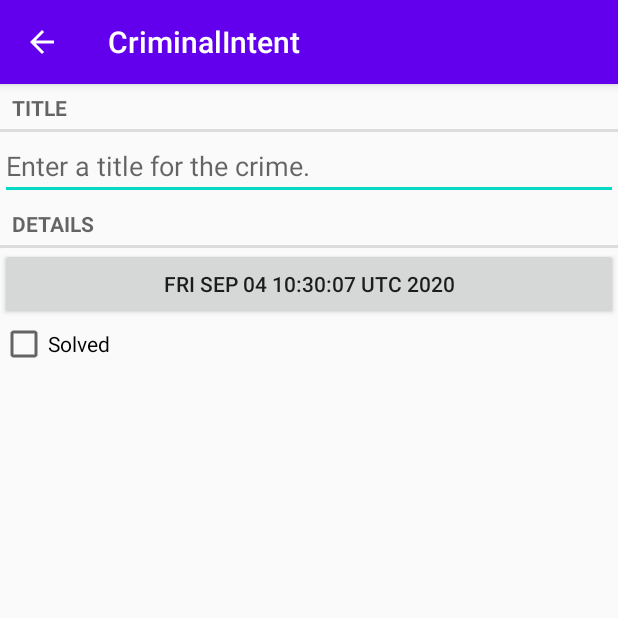
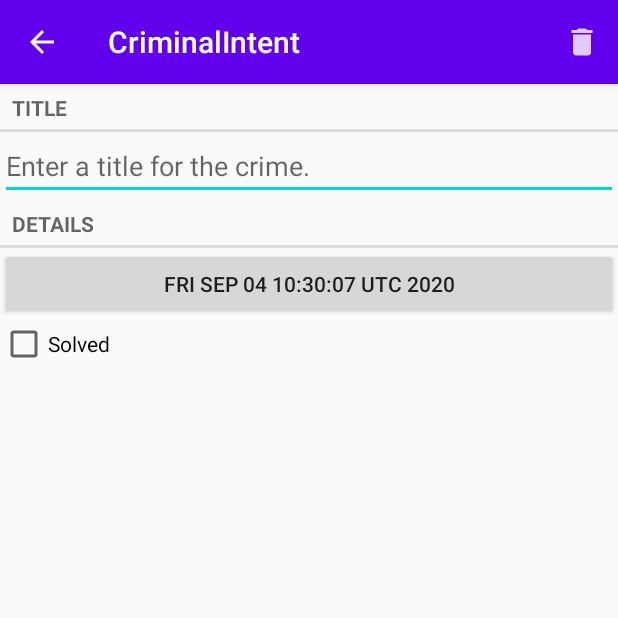
Before and after one commit to plumhly/Android_Ex, an Android app: the screen it shows after launch (CrimePagerActivity), after a tap on "New Crime", on a phone screen of 412 x 824 dp, the top half of it. Run offline under Robolectric (Android 15) with nearby library versions, the phone set to English and light mode, and no system bars; 4 statements that could not run were skipped.

Commit message:
feat: 第十三章挑战完成

```diff
--- a/CriminalIntent/app/src/main/java/com/bignerdranch/android/criminalintent/CrimeFragment.java
+++ b/CriminalIntent/app/src/main/java/com/bignerdranch/android/criminalintent/CrimeFragment.java
@@ -6,6 +6,9 @@ import android.os.Bundle;
 import android.text.Editable;
 import android.text.TextWatcher;
 import android.view.LayoutInflater;
+import android.view.Menu;
+import android.view.MenuInflater;
+import android.view.MenuItem;
 import android.view.View;
 import android.view.ViewGroup;
 import android.widget.Button;
@@ -38,6 +41,7 @@ public class CrimeFragment extends Fragment {
         super.onCreate(savedInstanceState);
         UUID crimeId = (UUID) getArguments().getSerializable(ARG_CRIME_ID);
         mCrime = CrimeLab.get(getActivity()).getCrime(crimeId);
+        setHasOptionsMenu(true);
     }
 
     @Nullable
@@ -109,4 +113,22 @@ public class CrimeFragment extends Fragment {
         crimeFragment.setArguments(argBundle);
         return crimeFragment;
     }
+
+    @Override
+    public void onCreateOptionsMenu(@NonNull Menu menu, @NonNull MenuInflater inflater) {
+        super.onCreateOptionsMenu(menu, inflater);
+        inflater.inflate(R.menu.fragment_detail_menu, menu);
+    }
+
+    @Override
+    public boolean onOptionsItemSelected(@NonNull MenuItem item) {
+        switch (item.getItemId()) {
+            case R.id.crime_delete:
+                CrimeLab.get(getActivity()).delete(mCrime);
+                getActivity().finish();
+                return true;
+            default:
+                return super.onOptionsItemSelected(item);
+        }
+    }
 }
--- a/CriminalIntent/app/src/main/java/com/bignerdranch/android/criminalintent/CrimeLab.java
+++ b/CriminalIntent/app/src/main/java/com/bignerdranch/android/criminalintent/CrimeLab.java
@@ -27,6 +27,10 @@ public class CrimeLab {
 //        }
     }
 
+    public void delete(Crime crime) {
+        mCrimes.remove(crime);
+    }
+
     public void addCrime(Crime c) {
         mCrimes.add(c);
     }
--- a/CriminalIntent/app/src/main/java/com/bignerdranch/android/criminalintent/CrimeListFragment.java
+++ b/CriminalIntent/app/src/main/java/com/bignerdranch/android/criminalintent/CrimeListFragment.java
@@ -130,7 +130,7 @@ public class CrimeListFragment extends Fragment {
 
     private void updateSubtitle() {
         int crimeCount = CrimeLab.get(getActivity()).getCrimes().size();
-        String subtitle = getString(R.string.subtitle_format, crimeCount);
+        String subtitle = getResources().getQuantityString(R.plurals.subtitle_plural, crimeCount, crimeCount);
         if (!mSubtitleVisible) {
             subtitle = null;
         }
--- /dev/null
+++ b/CriminalIntent/app/src/main/res/drawable-anydpi/ic_menu_delete.xml
@@ -0,0 +1,11 @@
+<vector xmlns:android="http://schemas.android.com/apk/res/android"
+    android:width="24dp"
+    android:height="24dp"
+    android:viewportWidth="24"
+    android:viewportHeight="24"
+    android:tint="#FFFFFF"
+    android:alpha="0.8">
+    <path
+        android:fillColor="#FF000000"
+        android:pathData="M6,19c0,1.1 0.9,2 2,2h8c1.1,0 2,-0.9 2,-2V7H6v12zM19,4h-3.5l-1,-1h-5l-1,1H5v2h14V4z"/>
+</vector>
--- /dev/null
+++ b/CriminalIntent/app/src/main/res/menu/fragment_detail_menu.xml
@@ -0,0 +1,10 @@
+<?xml version="1.0" encoding="utf-8"?>
+<menu xmlns:app="http://schemas.android.com/apk/res-auto"
+    xmlns:android="http://schemas.android.com/apk/res/android">
+
+    <item
+        android:id="@+id/crime_delete"
+        android:title="delete"
+        android:icon="@drawable/ic_menu_delete"
+        app:showAsAction="ifRoom" />
+</menu>
--- a/CriminalIntent/app/src/main/res/values/strings.xml
+++ b/CriminalIntent/app/src/main/res/values/strings.xml
@@ -8,5 +8,8 @@
     <string name="new_crime">New Crime</string>
     <string name="show_subtitle">Show Subtitle</string>
     <string name="hide_subtitle">Hide Subtitle</string>
-    <string name="subtitle_format">%1$d crimes</string>
+    <plurals name="subtitle_plural">
+        <item quantity="one">%1$d crime</item>
+        <item quantity="other">%1$d crimes</item>
+    </plurals>
 </resources>
```
Also changed, not shown: CriminalIntent/app/src/main/res/drawable-hdpi/ic_menu_delete.png (added), CriminalIntent/app/src/main/res/drawable-mdpi/ic_menu_delete.png (added), CriminalIntent/app/src/main/res/drawable-xhdpi/ic_menu_delete.png (added), CriminalIntent/app/src/main/res/drawable-xxhdpi/ic_menu_delete.png (added).
